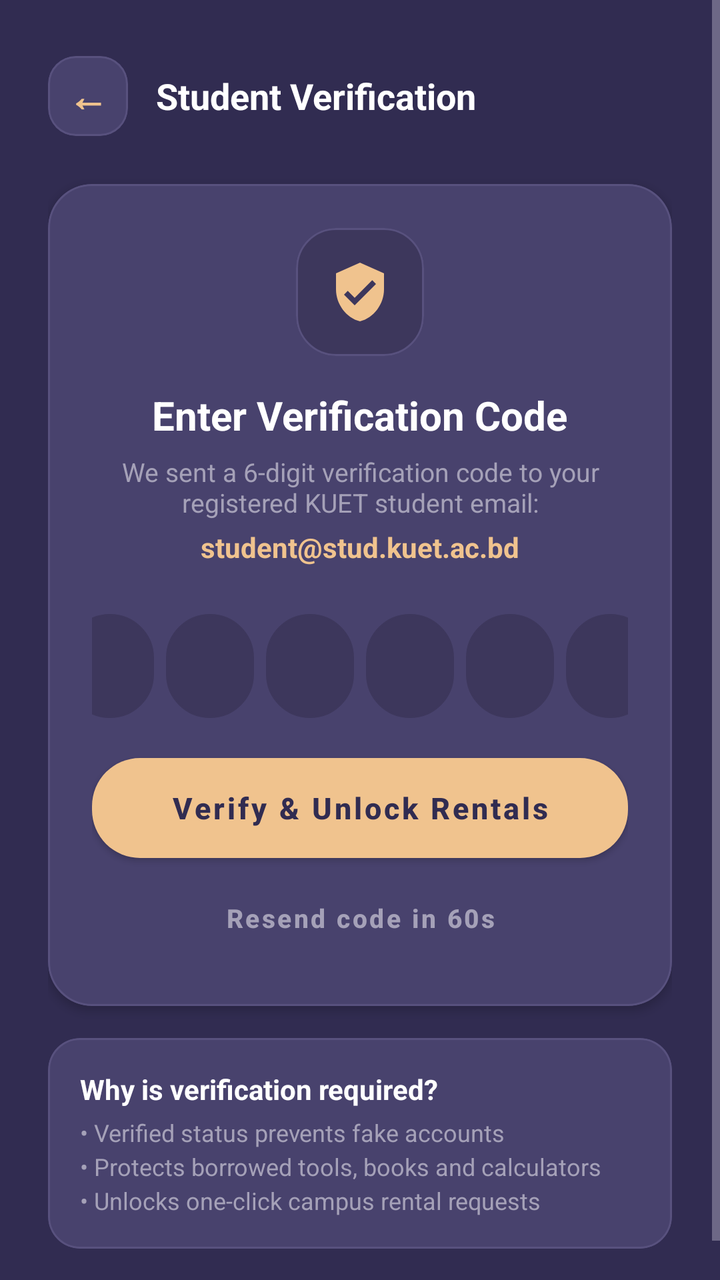
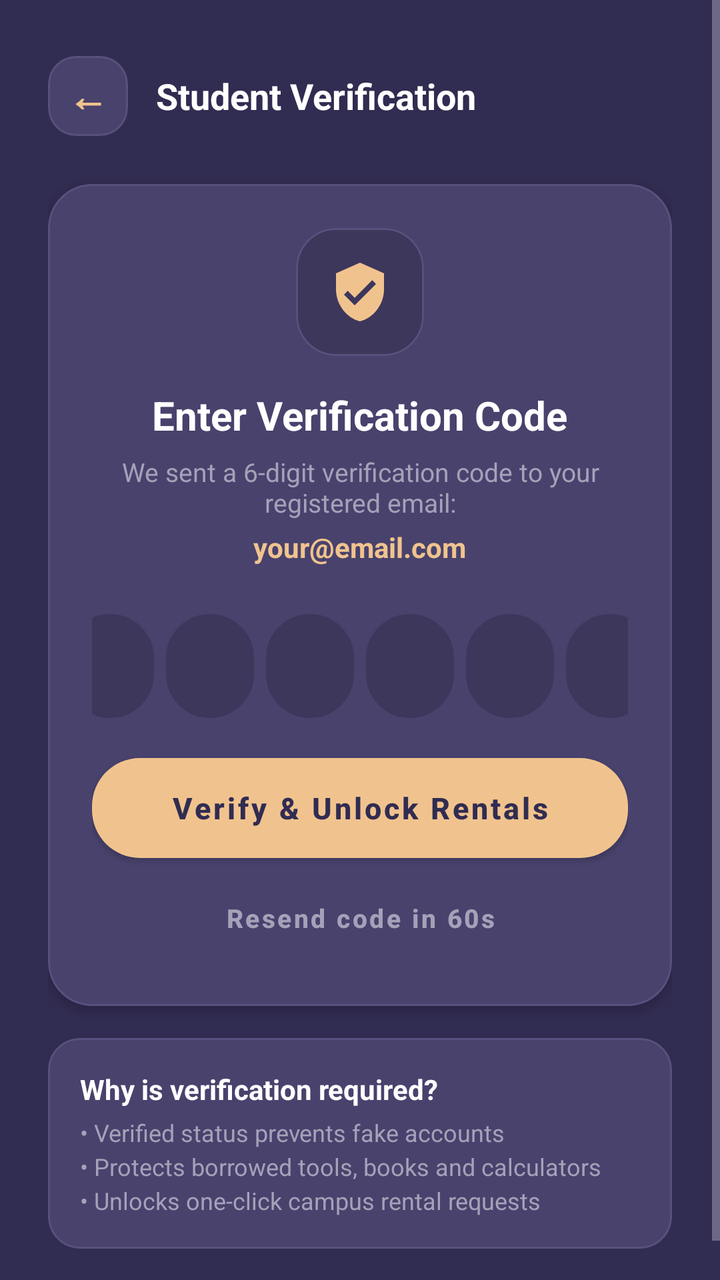

Compare the two renders of this Android layout. The source of the first and the diff that turns it into the second are given below.
<!-- AndroidManifest.xml: application theme Theme.BorrowBox -->
<!-- res/layout/activity_verification.xml -->
<?xml version="1.0" encoding="utf-8"?>
<androidx.coordinatorlayout.widget.CoordinatorLayout
    xmlns:android="http://schemas.android.com/apk/res/android"
    xmlns:app="http://schemas.android.com/apk/res-auto"
    android:id="@+id/verificationRoot"
    android:layout_width="match_parent"
    android:layout_height="match_parent"
    android:background="@color/screen_bg"
    android:fitsSystemWindows="false">

    <ScrollView
        android:layout_width="match_parent"
        android:layout_height="match_parent"
        android:fillViewport="true"
        android:overScrollMode="never">

        <LinearLayout
            android:id="@+id/verificationContentContainer"
            android:layout_width="match_parent"
            android:layout_height="wrap_content"
            android:orientation="vertical"
            android:paddingHorizontal="24dp"
            android:paddingTop="28dp"
            android:paddingBottom="36dp">

            
            <LinearLayout
                android:layout_width="match_parent"
                android:layout_height="wrap_content"
                android:orientation="horizontal"
                android:gravity="center_vertical">

                <com.google.android.material.card.MaterialCardView
                    android:id="@+id/btnVerifBack"
                    android:layout_width="40dp"
                    android:layout_height="40dp"
                    app:cardCornerRadius="14dp"
                    app:cardElevation="0dp"
                    app:strokeWidth="1dp"
                    app:strokeColor="@color/card_border"
                    app:cardBackgroundColor="@color/card_bg">

                    <TextView
                        android:layout_width="wrap_content"
                        android:layout_height="wrap_content"
                        android:layout_gravity="center"
                        android:text="←"
                        android:textColor="@color/peach_accent"
                        android:textSize="20sp"
                        android:textStyle="bold" />
                </com.google.android.material.card.MaterialCardView>

                <TextView
                    android:layout_width="0dp"
                    android:layout_height="wrap_content"
                    android:layout_weight="1"
                    android:layout_marginStart="14dp"
                    android:text="Student Verification"
                    android:textColor="@color/light_text_primary"
                    android:textSize="18sp"
                    android:textStyle="bold" />
            </LinearLayout>

            
            <com.google.android.material.card.MaterialCardView
                android:layout_width="match_parent"
                android:layout_height="wrap_content"
                android:layout_marginTop="24dp"
                app:cardCornerRadius="22dp"
                app:cardElevation="3dp"
                app:strokeWidth="1dp"
                app:strokeColor="@color/card_border"
                app:cardBackgroundColor="@color/card_bg">

                <LinearLayout
                    android:layout_width="match_parent"
                    android:layout_height="wrap_content"
                    android:orientation="vertical"
                    android:padding="22dp"
                    android:gravity="center_horizontal">

                    
                    <com.google.android.material.card.MaterialCardView
                        android:layout_width="64dp"
                        android:layout_height="64dp"
                        app:cardCornerRadius="20dp"
                        app:cardElevation="0dp"
                        app:strokeWidth="1dp"
                        app:strokeColor="@color/card_border"
                        app:cardBackgroundColor="@color/input_bg_dark">

                        <ImageView
                            android:layout_width="32dp"
                            android:layout_height="32dp"
                            android:layout_gravity="center"
                            android:src="@drawable/ic_verified"
                            android:contentDescription="Verification"
                            app:tint="@color/peach_accent" />
                    </com.google.android.material.card.MaterialCardView>

                    <TextView
                        android:id="@+id/tvVerifTitle"
                        android:layout_width="wrap_content"
                        android:layout_height="wrap_content"
                        android:layout_marginTop="16dp"
                        android:text="Enter Verification Code"
                        android:textColor="@color/light_text_primary"
                        android:textSize="20sp"
                        android:textStyle="bold" />

                    <TextView
                        android:id="@+id/tvVerifSubtitle"
                        android:layout_width="match_parent"
                        android:layout_height="wrap_content"
                        android:layout_marginTop="6dp"
                        android:text="We sent a 6-digit verification code to your registered KUET student email:"
                        android:textColor="@color/light_text_secondary"
                        android:textSize="13sp"
                        android:gravity="center" />

                    <TextView
                        android:id="@+id/tvTargetEmail"
                        android:layout_width="wrap_content"
                        android:layout_height="wrap_content"
                        android:layout_marginTop="4dp"
                        android:text="student@stud.kuet.ac.bd"
                        android:textColor="@color/peach_accent"
                        android:textSize="14sp"
                        android:textStyle="bold" />

                    
                    <LinearLayout
                        android:id="@+id/otpBoxContainer"
                        android:layout_width="match_parent"
                        android:layout_height="wrap_content"
                        android:orientation="horizontal"
                        android:gravity="center"
                        android:layout_marginTop="24dp">

                        <EditText
                            android:id="@+id/etOtp1"
                            android:layout_width="44dp"
                            android:layout_height="52dp"
                            android:layout_marginHorizontal="3dp"
                            android:background="@drawable/bg_search_pill"
                            android:backgroundTint="@color/input_bg_dark"
                            android:gravity="center"
                            android:inputType="number"
                            android:maxLength="1"
                            android:textColor="@color/peach_accent"
                            android:textSize="22sp"
                            android:textStyle="bold" />

                        <EditText
                            android:id="@+id/etOtp2"
                            android:layout_width="44dp"
                            android:layout_height="52dp"
                            android:layout_marginHorizontal="3dp"
                            android:background="@drawable/bg_search_pill"
                            android:backgroundTint="@color/input_bg_dark"
                            android:gravity="center"
                            android:inputType="number"
                            android:maxLength="1"
                            android:textColor="@color/peach_accent"
                            android:textSize="22sp"
                            android:textStyle="bold" />

                        <EditText
                            android:id="@+id/etOtp3"
                            android:layout_width="44dp"
                            android:layout_height="52dp"
                            android:layout_marginHorizontal="3dp"
                            android:background="@drawable/bg_search_pill"
                            android:backgroundTint="@color/input_bg_dark"
                            android:gravity="center"
                            android:inputType="number"
                            android:maxLength="1"
                            android:textColor="@color/peach_accent"
                            android:textSize="22sp"
                            android:textStyle="bold" />

                        <EditText
                            android:id="@+id/etOtp4"
                            android:layout_width="44dp"
                            android:layout_height="52dp"
                            android:layout_marginHorizontal="3dp"
                            android:background="@drawable/bg_search_pill"
                            android:backgroundTint="@color/input_bg_dark"
                            android:gravity="center"
                            android:inputType="number"
                            android:maxLength="1"
                            android:textColor="@color/peach_accent"
                            android:textSize="22sp"
                            android:textStyle="bold" />

                        <EditText
                            android:id="@+id/etOtp5"
                            android:layout_width="44dp"
                            android:layout_height="52dp"
                            android:layout_marginHorizontal="3dp"
                            android:background="@drawable/bg_search_pill"
                            android:backgroundTint="@color/input_bg_dark"
                            android:gravity="center"
                            android:inputType="number"
                            android:maxLength="1"
                            android:textColor="@color/peach_accent"
                            android:textSize="22sp"
                            android:textStyle="bold" />

                        <EditText
                            android:id="@+id/etOtp6"
                            android:layout_width="44dp"
                            android:layout_height="52dp"
                            android:layout_marginHorizontal="3dp"
                            android:background="@drawable/bg_search_pill"
                            android:backgroundTint="@color/input_bg_dark"
                            android:gravity="center"
                            android:inputType="number"
                            android:maxLength="1"
                            android:textColor="@color/peach_accent"
                            android:textSize="22sp"
                            android:textStyle="bold" />
                    </LinearLayout>

                    
                    <TextView
                        android:id="@+id/tvOtpError"
                        android:layout_width="match_parent"
                        android:layout_height="wrap_content"
                        android:layout_marginTop="12dp"
                        android:gravity="center"
                        android:text="Incorrect code. 4 attempts remaining."
                        android:textColor="@color/pink_supporting"
                        android:textSize="13sp"
                        android:textStyle="bold"
                        android:visibility="gone" />

                    
                    <ProgressBar
                        android:id="@+id/otpProgressBar"
                        android:layout_width="wrap_content"
                        android:layout_height="wrap_content"
                        android:layout_marginTop="12dp"
                        android:visibility="gone"
                        android:indeterminateTint="@color/peach_accent" />

                    
                    <com.google.android.material.button.MaterialButton
                        android:id="@+id/btnVerifyCode"
                        style="@style/Widget.BorrowBox.Button.Peach"
                        android:layout_width="match_parent"
                        android:layout_height="50dp"
                        android:layout_marginTop="20dp"
                        android:text="Verify &amp; Unlock Rentals"
                        android:textSize="15sp"
                        android:textStyle="bold" />

                    
                    <com.google.android.material.button.MaterialButton
                        android:id="@+id/btnResendCode"
                        style="@style/Widget.BorrowBox.Button.Text"
                        android:layout_width="match_parent"
                        android:layout_height="44dp"
                        android:layout_marginTop="8dp"
                        android:text="Resend code in 60s"
                        android:textColor="@color/light_text_secondary"
                        android:textSize="13sp" />

                </LinearLayout>
            </com.google.android.material.card.MaterialCardView>

            
            <com.google.android.material.card.MaterialCardView
                android:layout_width="match_parent"
                android:layout_height="wrap_content"
                android:layout_marginTop="16dp"
                app:cardCornerRadius="16dp"
                app:cardElevation="0dp"
                app:strokeWidth="1dp"
                app:strokeColor="@color/card_border"
                app:cardBackgroundColor="@color/card_bg">

                <LinearLayout
                    android:layout_width="match_parent"
                    android:layout_height="wrap_content"
                    android:orientation="vertical"
                    android:padding="16dp">

                    <TextView
                        android:layout_width="wrap_content"
                        android:layout_height="wrap_content"
                        android:text="Why is verification required?"
                        android:textColor="@color/light_text_primary"
                        android:textSize="14sp"
                        android:textStyle="bold" />

                    <TextView
                        android:layout_width="match_parent"
                        android:layout_height="wrap_content"
                        android:layout_marginTop="4dp"
                        android:text="• Verified status prevents fake accounts\n• Protects borrowed tools, books and calculators\n• Unlocks one-click campus rental requests"
                        android:textColor="@color/light_text_secondary"
                        android:textSize="12sp"
                        android:lineSpacingExtra="3dp" />
                </LinearLayout>
            </com.google.android.material.card.MaterialCardView>

        </LinearLayout>
    </ScrollView>

</androidx.coordinatorlayout.widget.CoordinatorLayout>
<!-- resources referenced by this layout -->
<resources>
  <color name="card_bg">#48426D</color>
  <color name="card_border">#58517E</color>
  <color name="input_bg_dark">#3D375C</color>
  <color name="light_text_primary">#FFFFFF</color>
  <color name="light_text_secondary">#A5A1B8</color>
  <color name="peach_accent">#F0C38E</color>
  <color name="pink_supporting">#F1A9A9</color>
  <color name="screen_bg">#312C51</color>
  <!-- drawable bg_search_pill (drawable) -->
  <?xml version="1.0" encoding="utf-8"?>
  <shape xmlns:android="http://schemas.android.com/apk/res/android"
      android:shape="rectangle">
      <solid android:color="#48426D" />
      <corners android:radius="28dp" />
      <stroke android:width="1dp" android:color="#58517E" />
  </shape>
  <!-- drawable ic_verified (drawable) -->
  <vector xmlns:android="http://schemas.android.com/apk/res/android"
      android:width="24dp"
      android:height="24dp"
      android:viewportWidth="24"
      android:viewportHeight="24">
      <path
          android:fillColor="@color/peach_accent"
          android:pathData="M12,1L3,5v6c0,5.55 3.84,10.74 9,12 5.16,-1.26 9,-6.45 9,-12V5l-9,-4zm-2,16l-4,-4 1.41,-1.41L10,14.17l6.59,-6.59L18,9l-8,8z"/>
  </vector>
  <style name="Widget.BorrowBox.Button.Text" parent="Widget.MaterialComponents.Button.TextButton">
          <item name="shapeAppearanceOverlay">@style/ShapeAppearance.BorrowBox.Pill</item>
          <item name="android:textColor">@color/peach_accent</item>
          <item name="android:insetTop">0dp</item>
          <item name="android:insetBottom">0dp</item>
          <item name="android:minHeight">44dp</item>
          <item name="android:textAllCaps">false</item>
          <item name="android:textSize">14sp</item>
          <item name="android:fontFamily">sans-serif-medium</item>
          <item name="android:ellipsize">none</item>
      </style>
  <style name="ShapeAppearance.BorrowBox.Pill" parent="">
          <item name="cornerSize">24dp</item>
          <item name="cornerFamily">rounded</item>
      </style>
  <color name="dark_text">#312C51</color>
  <style name="Widget.BorrowBox.CardView" parent="Widget.MaterialComponents.CardView">
          <item name="shapeAppearanceOverlay">@style/ShapeAppearance.BorrowBox.RoundedCard</item>
          <item name="cardBackgroundColor">@color/card_bg</item>
          <item name="cardElevation">3dp</item>
          <item name="strokeWidth">1dp</item>
          <item name="strokeColor">@color/card_border</item>
      </style>
  <style name="ThemeOverlay.BorrowBox.Dialog" parent="ThemeOverlay.MaterialComponents.MaterialAlertDialog">
          <item name="colorSurface">@color/card_bg</item>
          <item name="android:background">@color/card_bg</item>
          <item name="android:textColorPrimary">@color/light_text_primary</item>
          <item name="android:textColorSecondary">@color/light_text_secondary</item>
          <item name="buttonBarPositiveButtonStyle">@style/Widget.BorrowBox.DialogButton.Positive</item>
          <item name="buttonBarNegativeButtonStyle">@style/Widget.BorrowBox.DialogButton.Negative</item>
          <item name="shapeAppearanceOverlay">@style/ShapeAppearance.BorrowBox.RoundedCard</item>
      </style>
  <style name="ShapeAppearance.BorrowBox.RoundedCard" parent="">
          <item name="cornerSize">22dp</item>
          <item name="cornerFamily">rounded</item>
      </style>
  <style name="Widget.BorrowBox.DialogButton.Positive" parent="Widget.MaterialComponents.Button.TextButton">
          <item name="android:textColor">@color/peach_accent</item>
          <item name="android:textStyle">bold</item>
      </style>
  <style name="Widget.BorrowBox.DialogButton.Negative" parent="Widget.MaterialComponents.Button.TextButton">
          <item name="android:textColor">@color/light_text_secondary</item>
      </style>
  <!-- unchanged entries left out for length: 2 -->
</resources>

<!-- the commit's change to res/layout/activity_verification.xml (unified diff, before → after) -->
@@ -113,7 +113,7 @@
                         android:layout_width="match_parent"
                         android:layout_height="wrap_content"
                         android:layout_marginTop="6dp"
-                        android:text="We sent a 6-digit verification code to your registered KUET student email:"
+                        android:text="We sent a 6-digit verification code to your registered email:"
                         android:textColor="@color/light_text_secondary"
                         android:textSize="13sp"
                         android:gravity="center" />
@@ -123,7 +123,7 @@
                         android:layout_width="wrap_content"
                         android:layout_height="wrap_content"
                         android:layout_marginTop="4dp"
-                        android:text="student@stud.kuet.ac.bd"
+                        android:text="your@email.com"
                         android:textColor="@color/peach_accent"
                         android:textSize="14sp"
                         android:textStyle="bold" />
